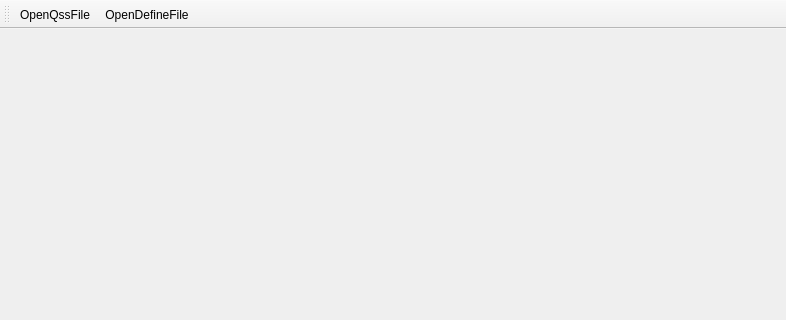
Above: src/mainwindow.ui from chenghongfeng/QssCreator before the change; both pictures show x 0 to 786 and y 0 to 320 of the 786 by 645 pixel window. Below: the same form after it.
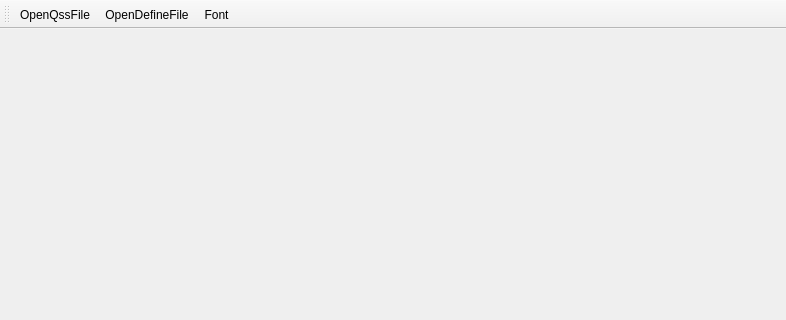
That is the form after the change.

What changed in the file:
```diff
--- a/src/mainwindow.ui
+++ b/src/mainwindow.ui
@@ -27,10 +27,14 @@
    </attribute>
    <addaction name="actionOpenQssFile"/>
    <addaction name="actionOpenDefineFile"/>
+   <addaction name="actionset"/>
   </widget>
   <action name="actionset">
    <property name="text">
-    <string>set</string>
+    <string>Font</string>
+   </property>
+   <property name="toolTip">
+    <string>Set Font</string>
    </property>
   </action>
   <action name="actionOpenQssFile">
```
